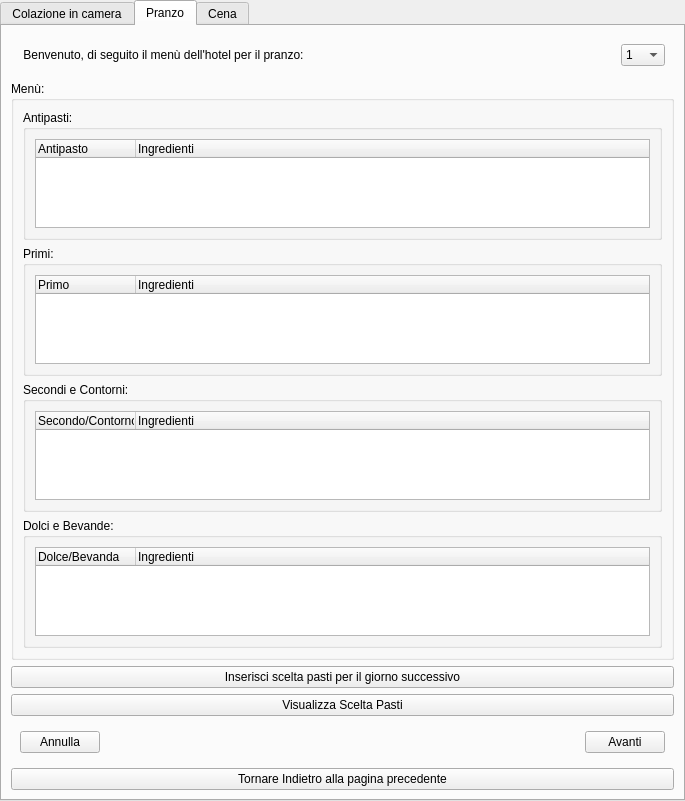
mdoraz/Hotel, file ui/Receptionist/InserisciSceltaPastiPranzoCena/GestioneCucina.ui: the form before one commit.
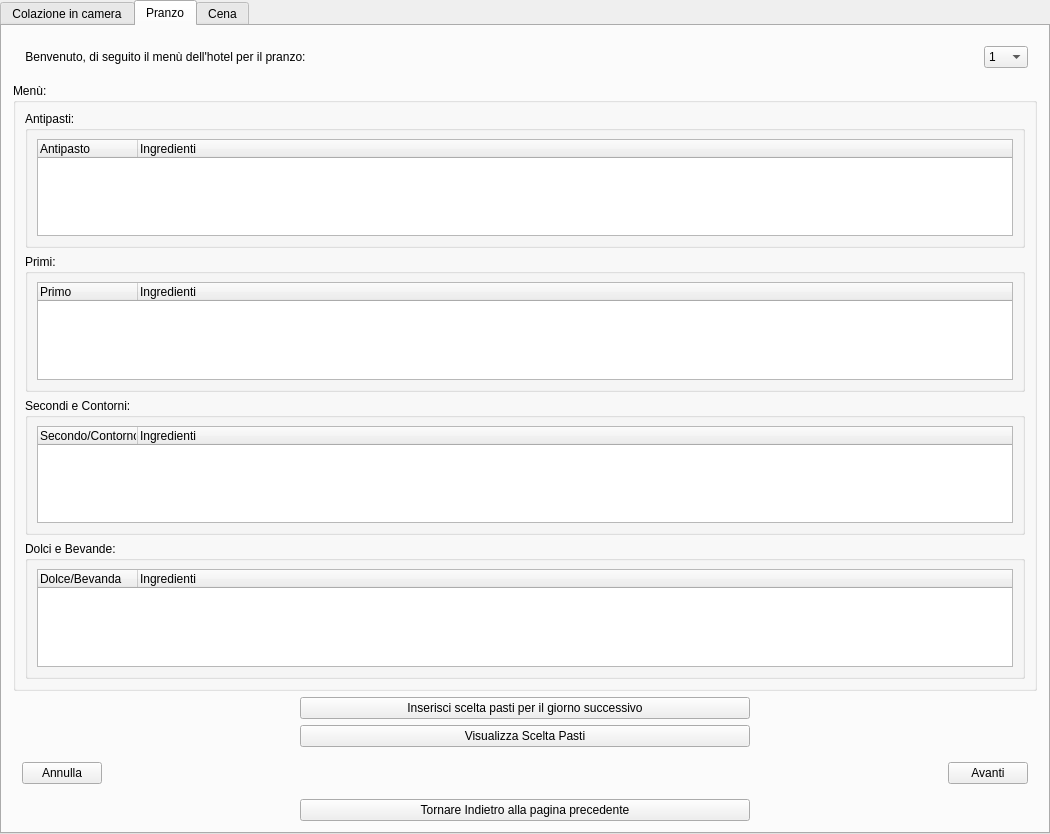
The form after the commit. The open tabs and pages were chosen to show the change.

```diff
--- a/ui/Receptionist/InserisciSceltaPastiPranzoCena/GestioneCucina.ui
+++ b/ui/Receptionist/InserisciSceltaPastiPranzoCena/GestioneCucina.ui
@@ -9,10 +9,22 @@
    <rect>
     <x>0</x>
     <y>0</y>
-    <width>685</width>
-    <height>801</height>
+    <width>1050</width>
+    <height>834</height>
    </rect>
   </property>
+  <property name="minimumSize">
+   <size>
+    <width>1050</width>
+    <height>750</height>
+   </size>
+  </property>
+  <property name="font">
+   <font>
+    <family>Arial</family>
+    <pointsize>9</pointsize>
+   </font>
+  </property>
   <property name="tabletTracking">
    <bool>true</bool>
   </property>
@@ -154,6 +166,18 @@
     <string>Pranzo</string>
    </attribute>
    <layout class="QVBoxLayout" name="verticalLayout_3">
+    <property name="leftMargin">
+     <number>11</number>
+    </property>
+    <property name="topMargin">
+     <number>11</number>
+    </property>
+    <property name="rightMargin">
+     <number>11</number>
+    </property>
+    <property name="bottomMargin">
+     <number>11</number>
+    </property>
     <item>
      <widget class="QWidget" name="widget_2" native="true">
       <layout class="QHBoxLayout" name="horizontalLayout_2">
@@ -373,12 +397,36 @@
        <string>Menù:</string>
       </property>
       <layout class="QVBoxLayout" name="verticalLayout">
+       <property name="leftMargin">
+        <number>9</number>
+       </property>
+       <property name="topMargin">
+        <number>8</number>
+       </property>
+       <property name="rightMargin">
+        <number>9</number>
+       </property>
+       <property name="bottomMargin">
+        <number>9</number>
+       </property>
        <item>
         <widget class="QGroupBox" name="groupboxAntipastiPranzo">
          <property name="title">
           <string>Antipasti:</string>
          </property>
          <layout class="QGridLayout" name="gridLayout_4">
+          <property name="leftMargin">
+           <number>9</number>
+          </property>
+          <property name="topMargin">
+           <number>8</number>
+          </property>
+          <property name="rightMargin">
+           <number>9</number>
+          </property>
+          <property name="bottomMargin">
+           <number>9</number>
+          </property>
           <item row="0" column="0">
            <widget class="QTreeWidget" name="treewidgetAntipastiPranzo">
             <property name="selectionMode">
@@ -405,6 +453,18 @@
           <string>Primi:</string>
          </property>
          <layout class="QGridLayout" name="gridLayout_5">
+          <property name="leftMargin">
+           <number>9</number>
+          </property>
+          <property name="topMargin">
+           <number>8</number>
+          </property>
+          <property name="rightMargin">
+           <number>9</number>
+          </property>
+          <property name="bottomMargin">
+           <number>9</number>
+          </property>
           <item row="0" column="0">
            <widget class="QTreeWidget" name="treewidgetPrimoPranzo">
             <property name="selectionMode">
@@ -431,6 +491,18 @@
           <string>Secondi e Contorni:</string>
          </property>
          <layout class="QGridLayout" name="gridLayout_6">
+          <property name="leftMargin">
+           <number>9</number>
+          </property>
+          <property name="topMargin">
+           <number>8</number>
+          </property>
+          <property name="rightMargin">
+           <number>9</number>
+          </property>
+          <property name="bottomMargin">
+           <number>9</number>
+          </property>
           <item row="0" column="0">
            <widget class="QTreeWidget" name="treewidgetSecondoContornoPranzo">
             <property name="selectionMode">
@@ -457,6 +529,18 @@
           <string>Dolci e Bevande:</string>
          </property>
          <layout class="QGridLayout" name="gridLayout_7">
+          <property name="leftMargin">
+           <number>9</number>
+          </property>
+          <property name="topMargin">
+           <number>8</number>
+          </property>
+          <property name="rightMargin">
+           <number>9</number>
+          </property>
+          <property name="bottomMargin">
+           <number>9</number>
+          </property>
           <item row="0" column="0">
            <widget class="QTreeWidget" name="treewidgetDolciBevandePranzo">
             <property name="selectionMode">
@@ -480,15 +564,27 @@
       </layout>
      </widget>
     </item>
-    <item>
+    <item alignment="Qt::AlignHCenter">
      <widget class="QPushButton" name="btnInserisciSceltaPastiPranzo">
+      <property name="minimumSize">
+       <size>
+        <width>450</width>
+        <height>0</height>
+       </size>
+      </property>
       <property name="text">
        <string>Inserisci scelta pasti per il giorno successivo</string>
       </property>
      </widget>
     </item>
-    <item>
+    <item alignment="Qt::AlignHCenter">
      <widget class="QPushButton" name="btnVisualizzaSceltaPastiPranzo">
+      <property name="minimumSize">
+       <size>
+        <width>450</width>
+        <height>0</height>
+       </size>
+      </property>
       <property name="text">
        <string>Visualizza Scelta Pasti</string>
       </property>
@@ -527,8 +623,14 @@
       </layout>
      </widget>
     </item>
-    <item>
+    <item alignment="Qt::AlignHCenter">
      <widget class="QPushButton" name="btnTornarePaginaPrecedente_2">
+      <property name="minimumSize">
+       <size>
+        <width>450</width>
+        <height>0</height>
+       </size>
+      </property>
       <property name="text">
        <string>Tornare Indietro alla pagina precedente</string>
       </property>
```
Left out of the diff: 116 changed lines with no effect on the pictures.
